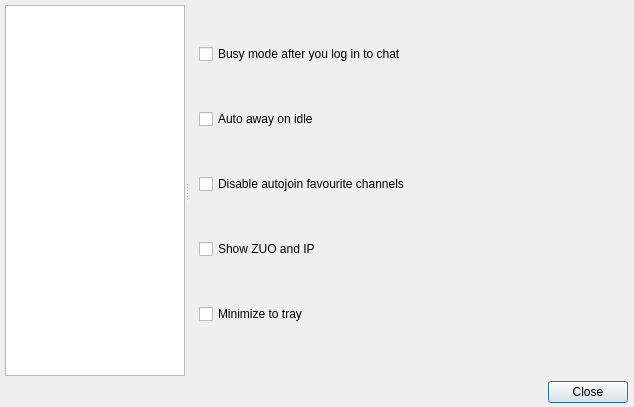
Qt form ui/options.ui (gitter-badger/simplechatclient) before a commit.
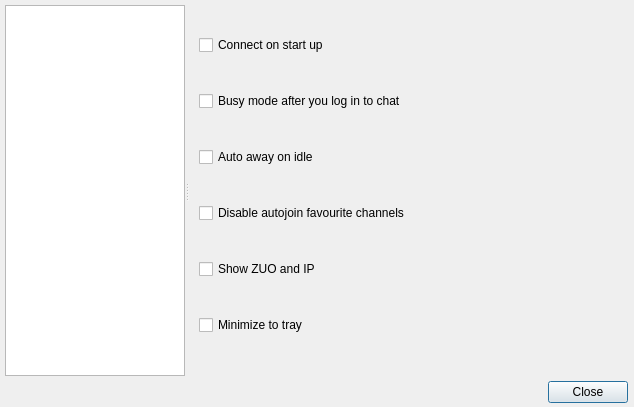
The same form after that commit. The open tabs and pages were chosen to show the change. Icons and pictures are not drawn.

Commit message: auto connect option

```diff
--- a/ui/options.ui
+++ b/ui/options.ui
@@ -1445,6 +1445,13 @@
        </rect>
       </property>
       <layout class="QVBoxLayout" name="verticalLayout_11">
+       <item>
+        <widget class="QCheckBox" name="checkBox_auto_connect">
+         <property name="text">
+          <string>Connect on start up</string>
+         </property>
+        </widget>
+       </item>
        <item>
         <widget class="QCheckBox" name="checkBox_auto_busy">
          <property name="text">
```
The commit also changes 6 other files.
